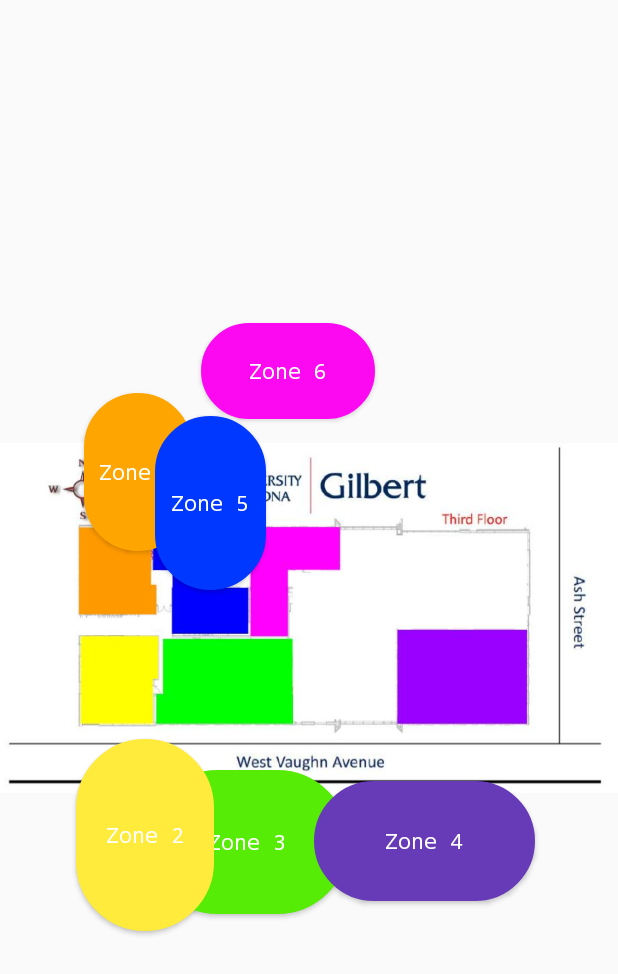
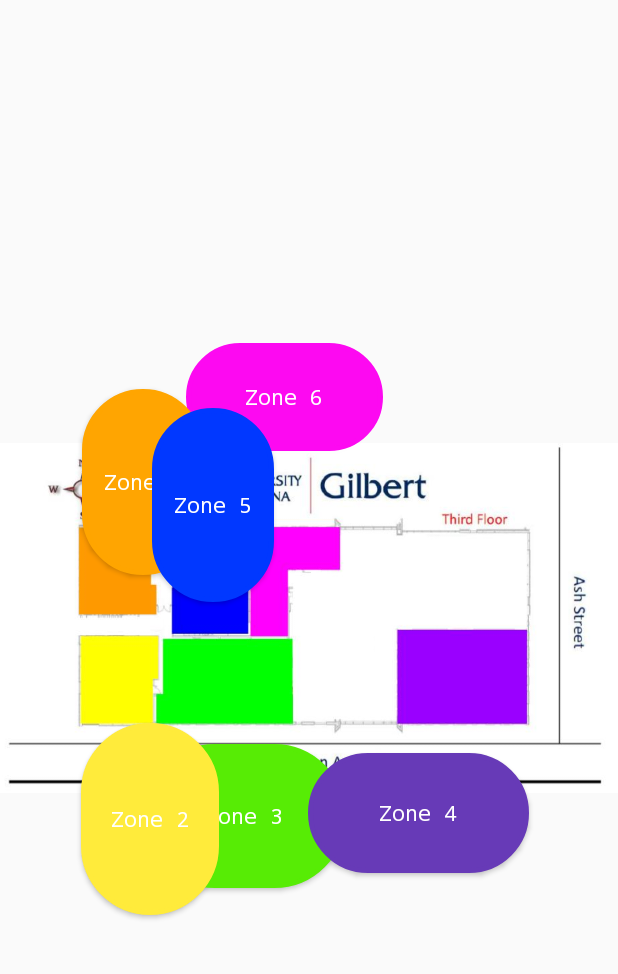
Before and after one commit to ishikapatel2/nursingtemi, an Android app: the DeliveryContinuationActivity screen opened directly, with no data from a screen before it, on a phone screen of 412 x 824 dp. Shown: the top 974 px of the screen. Run offline under Robolectric (Android 15) with nearby library versions, the light colour scheme and no system bars; libraries missing offline, so code that uses them is left out: com.robotemi.sdk; Roboto replaces fonts that are not available here; 1 statement that could not run was skipped.

Commit message:
Updated map scheme

```diff
--- a/app/src/main/res/layout/activity_delivery_continuation.xml
+++ b/app/src/main/res/layout/activity_delivery_continuation.xml
@@ -25,8 +25,8 @@
 
     <Button
         android:id="@+id/zone6"
-        android:layout_width="116dp"
-        android:layout_height="64dp"
+        android:layout_width="131dp"
+        android:layout_height="72dp"
         android:background="@drawable/zonebutton6"
         android:fontFamily="monospace"
         android:text="Zone 6"
@@ -34,10 +34,10 @@
         android:textColor="@color/white"
         app:layout_constraintBottom_toBottomOf="parent"
         app:layout_constraintEnd_toEndOf="parent"
-        app:layout_constraintHorizontal_bias="0.453"
+        app:layout_constraintHorizontal_bias="0.441"
         app:layout_constraintStart_toStartOf="parent"
         app:layout_constraintTop_toTopOf="parent"
-        app:layout_constraintVertical_bias="0.283" />
+        app:layout_constraintVertical_bias="0.304" />
 
     <Button
         android:id="@+id/zone3"
@@ -50,15 +50,15 @@
         android:textColor="@color/white"
         app:layout_constraintBottom_toBottomOf="parent"
         app:layout_constraintEnd_toEndOf="parent"
-        app:layout_constraintHorizontal_bias="0.352"
+        app:layout_constraintHorizontal_bias="0.345"
         app:layout_constraintStart_toStartOf="parent"
         app:layout_constraintTop_toTopOf="parent"
-        app:layout_constraintVertical_bias="0.705" />
+        app:layout_constraintVertical_bias="0.681" />
 
     <Button
         android:id="@+id/zone1"
-        android:layout_width="72dp"
-        android:layout_height="105dp"
+        android:layout_width="81dp"
+        android:layout_height="124dp"
         android:background="@drawable/zonebutton1"
         android:fontFamily="monospace"
         android:text="Zone 1"
@@ -66,10 +66,10 @@
         android:textColor="@color/white"
         app:layout_constraintBottom_toBottomOf="parent"
         app:layout_constraintEnd_toEndOf="parent"
-        app:layout_constraintHorizontal_bias="0.165"
+        app:layout_constraintHorizontal_bias="0.166"
         app:layout_constraintStart_toStartOf="parent"
         app:layout_constraintTop_toTopOf="parent"
-        app:layout_constraintVertical_bias="0.365" />
+        app:layout_constraintVertical_bias="0.37" />
 
     <Button
         android:id="@+id/zone4"
@@ -82,15 +82,15 @@
         android:textColor="@color/white"
         app:layout_constraintBottom_toBottomOf="parent"
         app:layout_constraintEnd_toEndOf="parent"
-        app:layout_constraintHorizontal_bias="0.79"
+        app:layout_constraintHorizontal_bias="0.777"
         app:layout_constraintStart_toStartOf="parent"
         app:layout_constraintTop_toTopOf="parent"
-        app:layout_constraintVertical_bias="0.7" />
+        app:layout_constraintVertical_bias="0.675" />
 
     <Button
         android:id="@+id/zone5"
-        android:layout_width="74dp"
-        android:layout_height="116dp"
+        android:layout_width="81dp"
+        android:layout_height="129dp"
         android:background="@drawable/zonebutton5"
         android:fontFamily="monospace"
         android:text="Zone 5"
@@ -114,9 +114,9 @@
         android:textColor="@color/white"
         app:layout_constraintBottom_toBottomOf="parent"
         app:layout_constraintEnd_toEndOf="parent"
-        app:layout_constraintHorizontal_bias="0.158"
+        app:layout_constraintHorizontal_bias="0.168"
         app:layout_constraintStart_toStartOf="parent"
         app:layout_constraintTop_toTopOf="parent"
-        app:layout_constraintVertical_bias="0.708" />
+        app:layout_constraintVertical_bias="0.693" />
 
 </androidx.constraintlayout.widget.ConstraintLayout>
```
